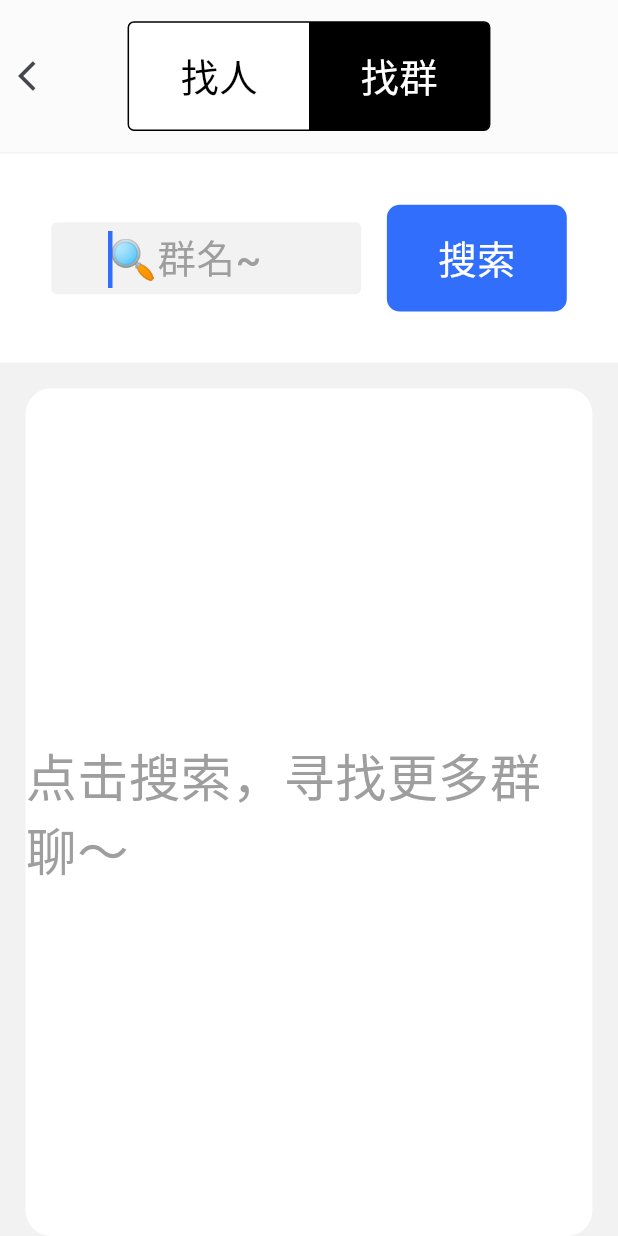
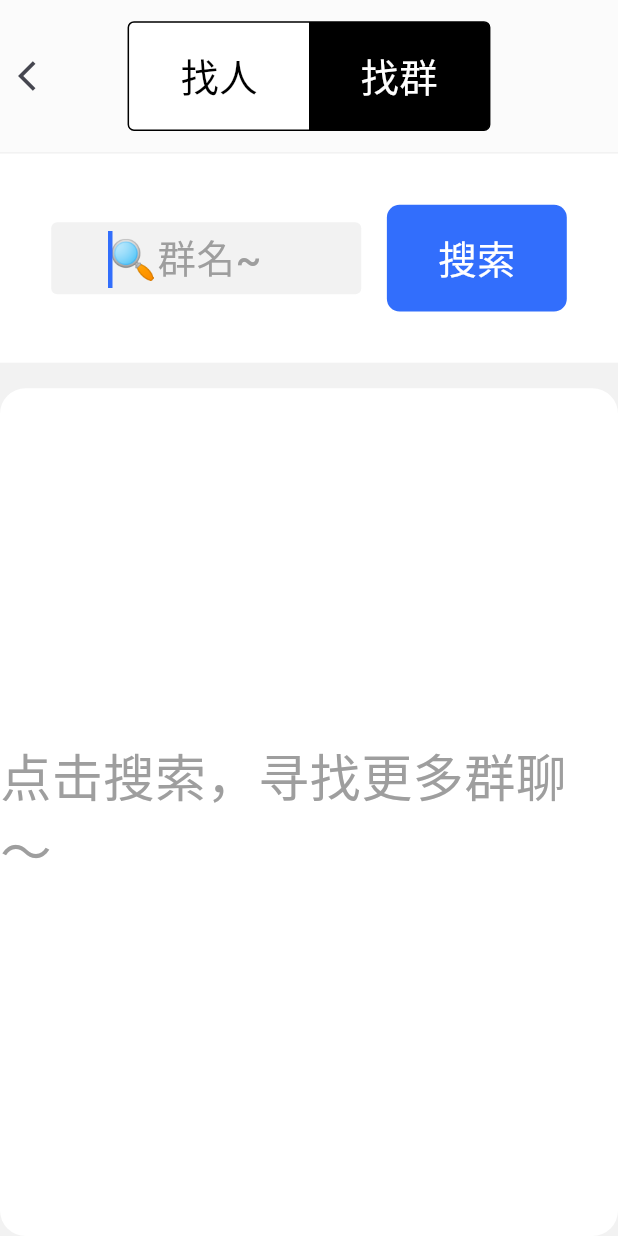
Before and after one commit to FangJZSP/flutter_relax_chat, a Flutter app: the AddPage screen opened by its route, after a tap on "找群", on a phone screen of 412 x 824 dp. Run offline on Flutter 3.47's test engine with Material 3 defaults, Android fonts, the phone set to English and light mode, and no system bars; our stand-ins replace animate_do, badges, bot_toast, cached_network_image, dio, dropdown_button2 and 5 more; missing offline and left inert: google_mlkit_language_id, scrollview_observer; accounts and stored records are empty; network calls fail.

Commit message:
修改样式

```diff
--- a/lib/pages/add/add_view.dart
+++ b/lib/pages/add/add_view.dart
@@ -169,7 +169,7 @@ class AddPage extends StatelessWidget {
 
   Widget groupCell(RoomModel room) {
     return Padding(
-      padding: EdgeInsets.all(8.0.w),
+      padding: EdgeInsets.all(16.0.w),
       child: Row(
         children: [
           RoundAvatar(
@@ -235,7 +235,7 @@ class AddPage extends StatelessWidget {
 
   Widget personCell(UserModel user) {
     return Padding(
-      padding: EdgeInsets.all(8.0.w),
+      padding: EdgeInsets.all(16.0.w),
       child: Row(
         children: [
           RoundAvatar(
@@ -318,7 +318,7 @@ class AddPage extends StatelessWidget {
 
   Widget groupListView() {
     return Container(
-      margin: EdgeInsets.fromLTRB(8.w, 8.w, 8.w, 0),
+      margin: EdgeInsets.fromLTRB(0, 8.w, 0, 0),
       decoration: BoxDecoration(
         color: Styles.white,
         borderRadius: BorderRadius.circular(8.w),
@@ -351,7 +351,7 @@ class AddPage extends StatelessWidget {
 
   Widget personListView() {
     return Container(
-      margin: EdgeInsets.fromLTRB(8.w, 8.w, 8.w, 0),
+      margin: EdgeInsets.fromLTRB(0, 8.w, 0, 0),
       decoration: BoxDecoration(
         color: Styles.white,
         borderRadius: BorderRadius.circular(8.w),
```
